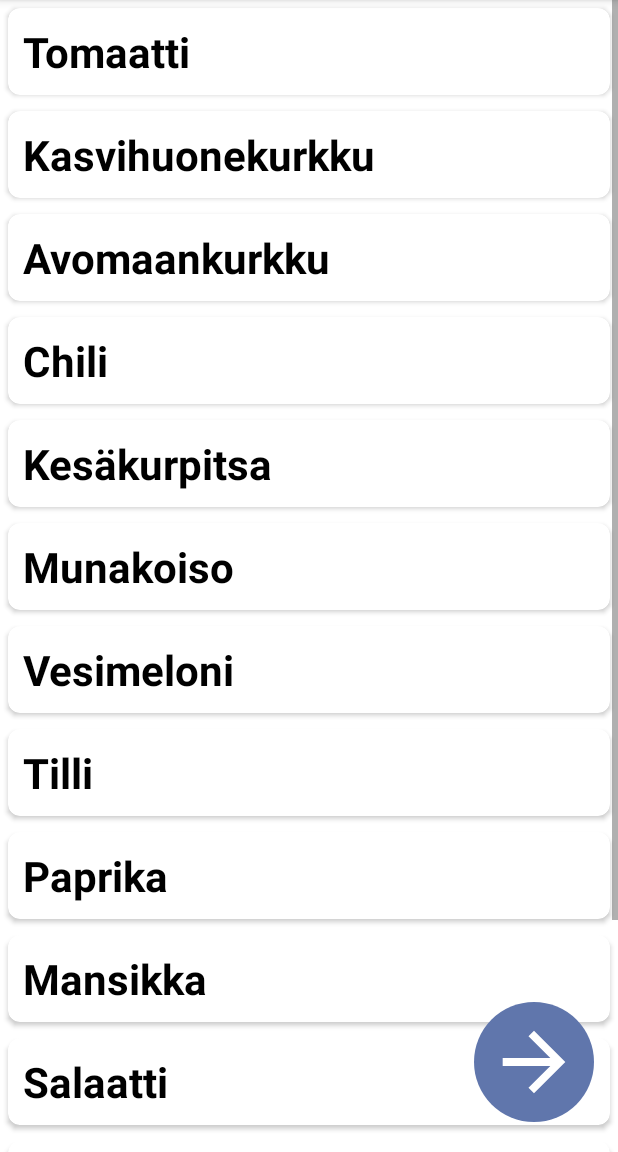
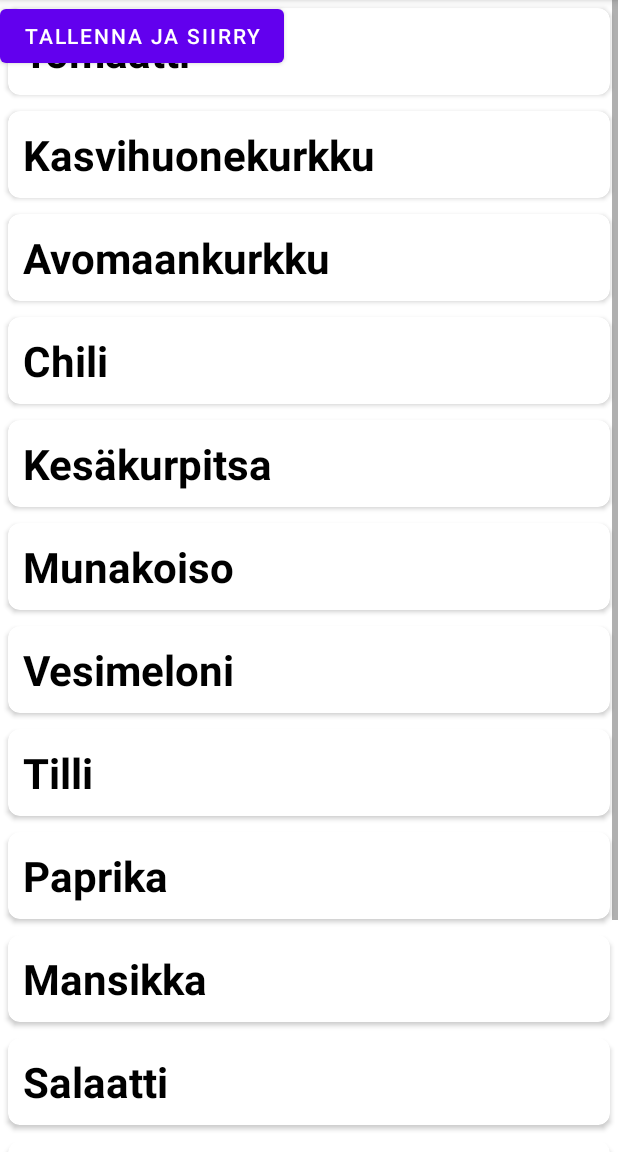
Before and after one commit to Vezki/OhjelmointiProjekti, an Android app: the KasviValinta screen opened directly, with no data from a screen before it, on a phone screen of 412 x 824 dp, the part 84-1236 px from its top. Run offline under Robolectric (Android 15) with nearby library versions, the phone set to English and light mode, and no system bars.

Commit message:
argh, muka tallennusta

```diff
--- a/Appi/app/src/main/java/com/plantsit/koskaistutan/CustomAdapter.java
+++ b/Appi/app/src/main/java/com/plantsit/koskaistutan/CustomAdapter.java
@@ -43,12 +43,11 @@ public class CustomAdapter extends RecyclerView.Adapter<CustomAdapter.MyViewHold
                 if(valitutKasvit.contains(tamanKasvinNimi)){
                     holder.kasvi.setBackgroundColor(Color.WHITE);
                     valitutKasvit.remove(tamanKasvinNimi);
-                    Toast.makeText(ctx, valitutKasvit.toString(), Toast.LENGTH_SHORT).show();
                 }else{
                     holder.kasvi.setBackgroundColor(Color.BLUE);
                     valitutKasvit.add(tamanKasvinNimi);
-                    Toast.makeText(ctx, valitutKasvit.toString(), Toast.LENGTH_SHORT).show();
                 }
+                Toast.makeText(ctx, valitutKasvit.toString(), Toast.LENGTH_SHORT).show();
             }
         }
         );
--- a/Appi/app/src/main/java/com/plantsit/koskaistutan/IstutusAjat.java
+++ b/Appi/app/src/main/java/com/plantsit/koskaistutan/IstutusAjat.java
@@ -49,15 +49,12 @@ public class IstutusAjat extends AppCompatActivity {
                 kasvuAlue.add(listaDetail.getString("alue"));
             }
 
-
-
         } catch (JSONException e) {
             e.printStackTrace();
         }
 
         CustomAdapterMain customAdapterMain = new CustomAdapterMain( kasviNimet, kasvuAlue, IstutusAjat.this);
         recyclerView.setAdapter(customAdapterMain);
-
     }
 
     private String loadJSONfromAssets() {
--- a/Appi/app/src/main/java/com/plantsit/koskaistutan/KasviValinta.java
+++ b/Appi/app/src/main/java/com/plantsit/koskaistutan/KasviValinta.java
@@ -8,6 +8,7 @@ import android.os.Bundle;
 import android.util.Log;
 import android.view.Menu;
 import android.view.View;
+import android.widget.Button;
 import android.widget.ImageButton;
 import android.widget.ListView;
 import android.widget.TextView;
@@ -60,8 +61,57 @@ public class KasviValinta extends AppCompatActivity {
         CustomAdapter customAdapter = new CustomAdapter(kasvilista, KasviValinta.this);
         recyclerView.setAdapter(customAdapter);
 
+        Button btnTallenna = findViewById(R.id.btnTallenna);
+
+        btnTallenna.setOnClickListener(new View.OnClickListener(){
+            @Override
+            public void onClick(View view) {
+                startActivity(new Intent(KasviValinta.this, IstutusAjat.class));
+                String chosenOnes = customAdapter.valitutKasvit.toString();
+
+                try{
+
+                    JSONObject obj = new JSONObject(loadJSONfromAssetsTwo());
+
+                    JSONArray valitutArray = obj.getJSONArray("lista");
+
+                    JSONObject asetuksiinTieto = valitutArray.getJSONObject(0);
+                    asetuksiinTieto.put("kasvit", chosenOnes);
+
+                    Toast.makeText(getApplicationContext(), "Kasvit " + chosenOnes + " tallennettu", Toast.LENGTH_SHORT).show();
+
+                }catch (Exception e){
+                    e.printStackTrace();
+                }
 
             }
+        });
+
+        /*Button btnTarkista = findViewById(R.id.btnTarkista);
+        ArrayList<String> kasvilistaa = new ArrayList<>();
+
+        btnTarkista.setOnClickListener(new View.OnClickListener() {
+            @Override
+            public void onClick(View view) {
+
+                try {
+                    JSONObject obj = new JSONObject(loadJSONfromAssetsTwo());
+
+                    JSONArray kasviiArray = obj.getJSONArray("lista");
+
+                    for (int i = 0; i < kasviiArray.length(); i++) {
+                        JSONObject kasvitietoaa = kasviiArray.getJSONObject(i);
+
+                        kasvilistaa.add(kasvitietoaa.getString("kasvit"));
+                    }
+                    Toast.makeText(getApplicationContext(), "Kasvit " + kasvilistaa, Toast.LENGTH_SHORT).show();
+
+                } catch (JSONException e) {
+                    e.printStackTrace();
+                }
+            }});*/
+    }
+
             private String loadJSONfromAssets() {
                 String json = null;
 
@@ -81,4 +131,25 @@ public class KasviValinta extends AppCompatActivity {
 
                 return json;
             }
+
+            private String loadJSONfromAssetsTwo() {
+                String json = null;
+
+                try {
+                    InputStream is = getAssets().open("asetukset.json");
+                    int size = is.available();
+
+                    byte[] buffer = new byte[size];
+                    is.read(buffer);
+                    is.close();
+
+                    json = new String(buffer, "UTF-8");
+
+                } catch (IOException e) {
+                    e.printStackTrace();
+                    return null;
                 }
+
+                return json;
+            }
+        }
--- a/Appi/app/src/main/java/com/plantsit/koskaistutan/MainActivity.java
+++ b/Appi/app/src/main/java/com/plantsit/koskaistutan/MainActivity.java
@@ -42,7 +42,4 @@ public class MainActivity extends AppCompatActivity {
             }
         });
     }
-
-
-
 }
--- a/Appi/app/src/main/res/layout/activity_kasvi_valinta.xml
+++ b/Appi/app/src/main/res/layout/activity_kasvi_valinta.xml
@@ -16,8 +16,25 @@
         tools:layout_editor_absoluteY="0dp"
         tools:listitem="@layout/listaan" />
 
+    <Button
+        android:id="@+id/btnTallenna"
+        android:layout_width="wrap_content"
+        android:layout_height="wrap_content"
+        android:text="Tallenna ja siirry"
+        tools:layout_editor_absoluteX="220dp"
+        tools:layout_editor_absoluteY="683dp"
+        tools:ignore="MissingConstraints" />
 
-    <ImageButton
+    <!-- <Button
+        android:id="@+id/btnTarkista"
+        android:layout_width="wrap_content"
+        android:layout_height="wrap_content"
+        android:text="Tarkista"
+        tools:ignore="MissingConstraints"
+        tools:layout_editor_absoluteX="0dp"
+        tools:layout_editor_absoluteY="676dp" />
+
+         <ImageButton
         android:id="@+id/btnNuoli"
         android:layout_width="80dp"
         android:layout_height="80dp"
@@ -28,6 +45,6 @@
         app:layout_constraintStart_toStartOf="parent"
         app:layout_constraintTop_toTopOf="parent"
         app:layout_constraintVertical_bias="0.971"
-        app:srcCompat="@drawable/ic_arrow_right_foreground" />
+        app:srcCompat="@drawable/ic_arrow_right_foreground" /> -->
 
 </androidx.constraintlayout.widget.ConstraintLayout>
```
Lines whose indentation alone changed are shown as unchanged.
